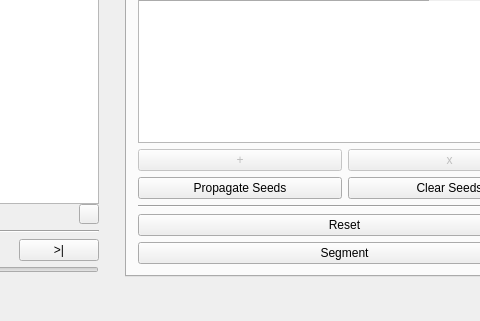
Before: the Qt Designer form mainwindow.ui in prsousa/TomSeg, drawn with Qt 5; both pictures show x 381 to 861 and y 357 to 678 of the 967 by 678 pixel window.
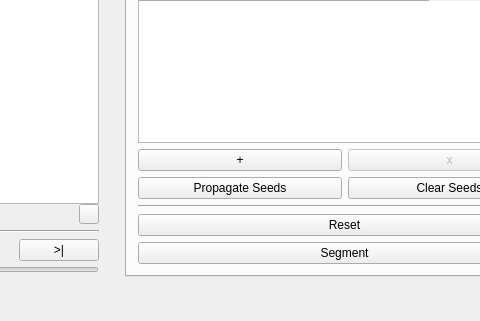
After: the same form once the commit is applied. Icons and pictures are not drawn.

Commit message: Add possibility to edit Seed ID

Patch:
```diff
--- a/mainwindow.ui
+++ b/mainwindow.ui
@@ -1010,7 +1010,7 @@
               <item>
                <widget class="QPushButton" name="addSeedButton">
                 <property name="enabled">
-                 <bool>false</bool>
+                 <bool>true</bool>
                 </property>
                 <property name="text">
                  <string>+</string>
```
The commit also changes 1 other file.
